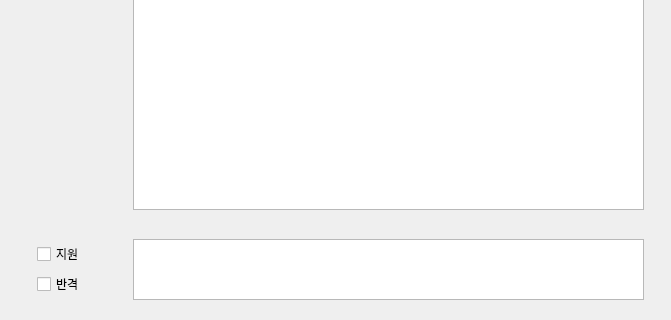
Old version of the form tkpm_UI.ui in the repository linsyay/tkfmAutoRecruitment; both pictures show x 397 to 1068 and y 221 to 541 of the 1068 by 541 pixel window.
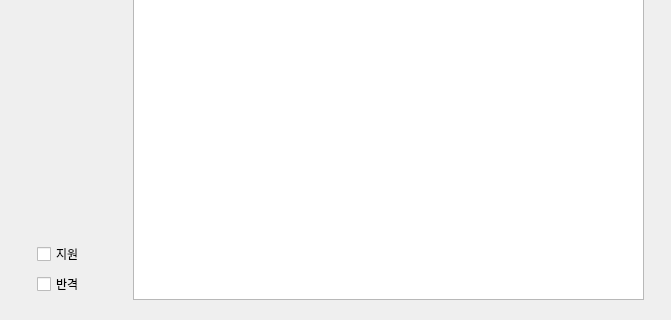
New version of the form.

The edit to the form file:
```diff
--- a/tkpm_UI.ui
+++ b/tkpm_UI.ui
@@ -410,7 +410,7 @@
      <x>530</x>
      <y>20</y>
      <width>511</width>
-     <height>411</height>
+     <height>501</height>
     </rect>
    </property>
    <column>
@@ -449,16 +449,6 @@
     </property>
    </item>
   </widget>
-  <widget class="QListWidget" name="listWidget">
-   <property name="geometry">
-    <rect>
-     <x>530</x>
-     <y>460</y>
-     <width>511</width>
-     <height>61</height>
-    </rect>
-   </property>
-  </widget>
  </widget>
  <resources/>
  <connections/>
```
